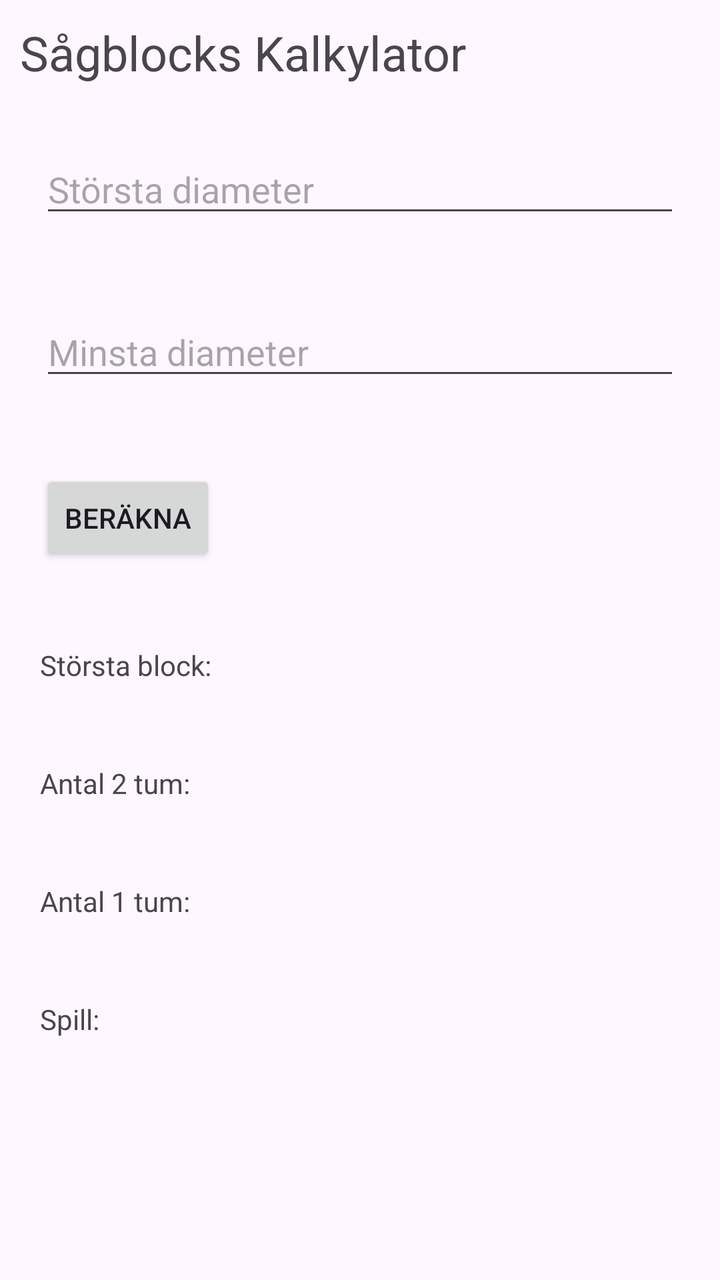
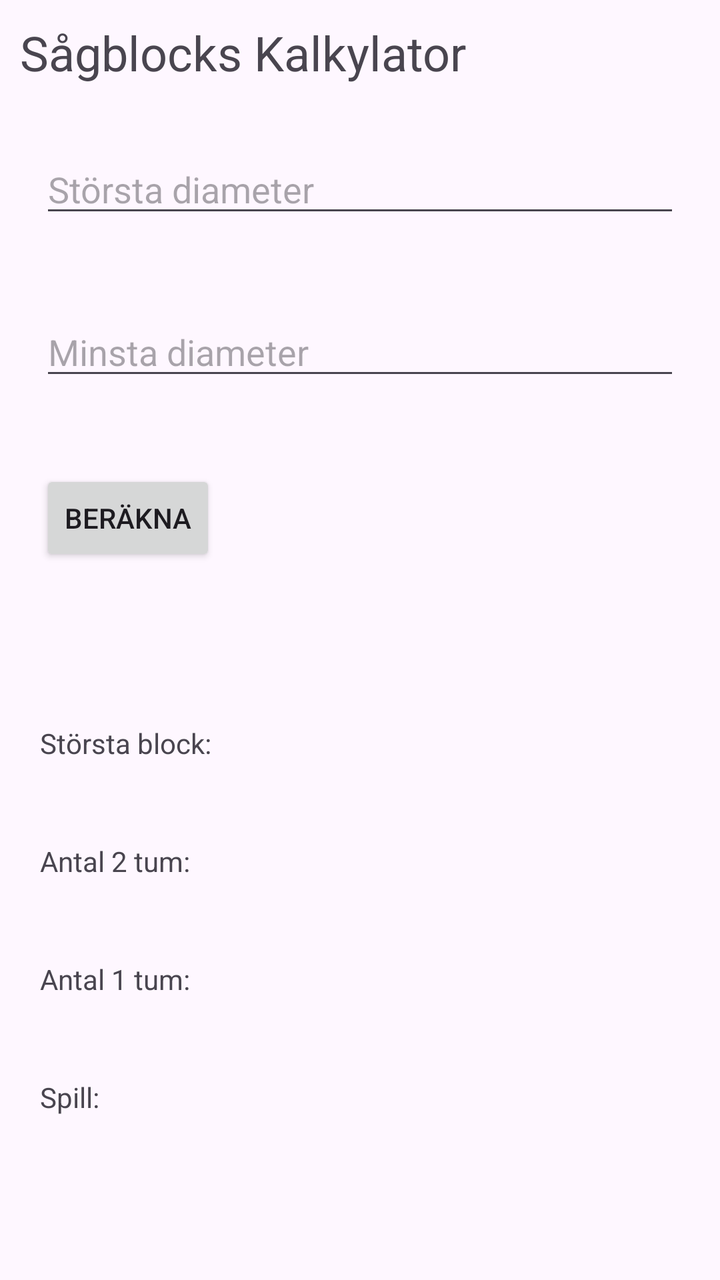

An Android layout rendered at two revisions. The XML below is the earlier revision; the diff shows what the commit changed to produce the second picture.
<!-- AndroidManifest.xml: application theme Theme.MyLogCalculatorTest -->
<!-- res/layout/activity_main.xml -->
<?xml version="1.0" encoding="utf-8"?>
<LinearLayout
        xmlns:android="http://schemas.android.com/apk/res/android"
        xmlns:tools="http://schemas.android.com/tools"
        xmlns:app="http://schemas.android.com/apk/res-auto"
        android:id="@+id/main"
        android:layout_width="match_parent"
        android:layout_height="match_parent"
        android:orientation="vertical"
        tools:context=".MainActivity">
    <TextView
            android:layout_width="match_parent"
            android:layout_height="wrap_content"
            android:text="Sågblocks Kalkylator"
            app:layout_constraintBottom_toBottomOf="parent"
            app:layout_constraintStart_toStartOf="parent"
            app:layout_constraintEnd_toEndOf="parent"
            app:layout_constraintTop_toTopOf="parent" app:layout_constraintVertical_bias="0.049"
            android:textSize="24sp"
            android:layout_margin="10dp"
    />

    <EditText android:layout_width="match_parent"
              android:layout_height="wrap_content"
              android:id="@+id/big_input"
              android:hint="Största diameter"
              android:layout_margin="20dp"
              />
    <EditText android:layout_width="match_parent"
              android:layout_height="wrap_content"
              android:id="@+id/small_input"
              android:hint="Minsta diameter"
              android:layout_margin="20dp"
    />
    <Button android:layout_width="wrap_content"
            android:layout_height="wrap_content"
            android:layout_margin="20dp"
            android:id="@+id/calculateLog"
            android:text="Beräkna"
            />

    <TextView android:layout_width="wrap_content"
              android:layout_height="wrap_content"
              android:layout_margin="20dp"
              android:id="@+id/result"
              android:text="Största block: "
    />
    <TextView android:layout_width="wrap_content"
              android:layout_height="wrap_content"
              android:layout_margin="20dp"
              android:id="@+id/twoInch"
              android:text="Antal 2 tum: "
    />
    <TextView android:layout_width="wrap_content"
              android:layout_height="wrap_content"
              android:layout_margin="20dp"
              android:id="@+id/oneInch"
              android:text="Antal 1 tum: "
    />
    <TextView android:layout_width="wrap_content"
              android:layout_height="wrap_content"
              android:layout_margin="20dp"
              android:id="@+id/spill"
              android:text="Spill: "
    />







</LinearLayout>
<!-- resources referenced by this layout -->
<resources>
  <style name="Theme.MyLogCalculatorTest" parent="Base.Theme.MyLogCalculatorTest" />
  <style name="Base.Theme.MyLogCalculatorTest" parent="Theme.Material3.DayNight.NoActionBar">
          
          
      </style>
</resources>

<!-- the commit's change to res/layout/activity_main.xml (unified diff, before → after) -->
@@ -38,6 +38,11 @@
             android:id="@+id/calculateLog"
             android:text="Beräkna"
             />
+    <TextView android:layout_width="wrap_content"
+              android:layout_height="wrap_content"
+              android:layout_margin="10dp"
+              android:id="@+id/textinput_error"
+    />
 
     <TextView android:layout_width="wrap_content"
               android:layout_height="wrap_content"
